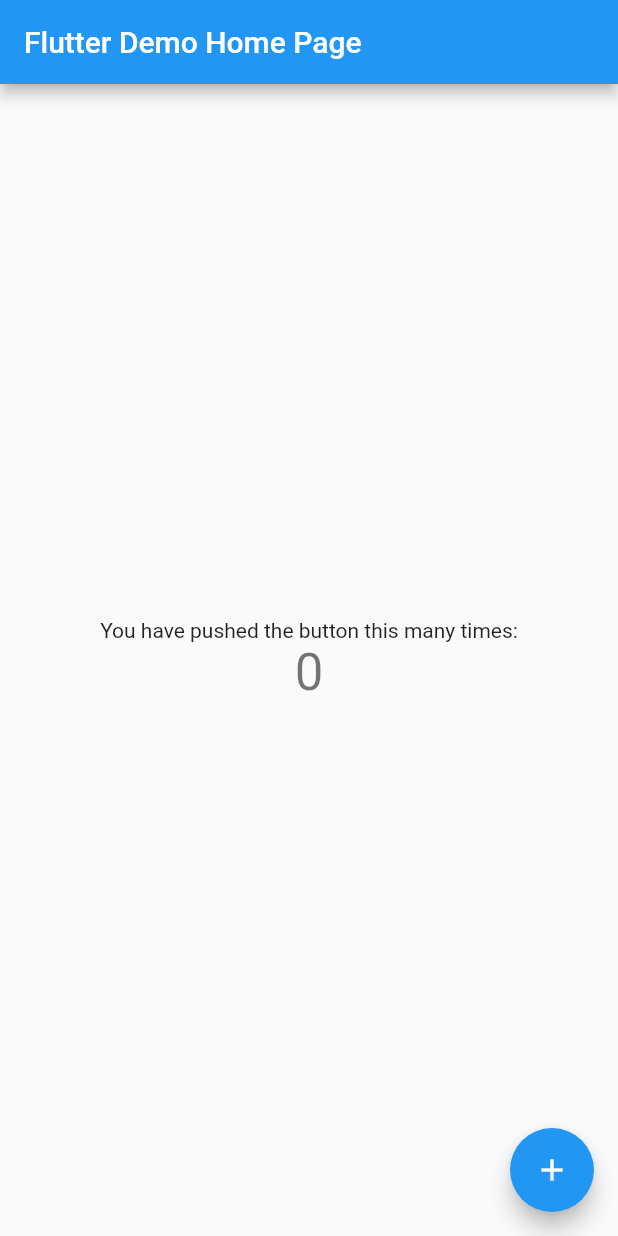
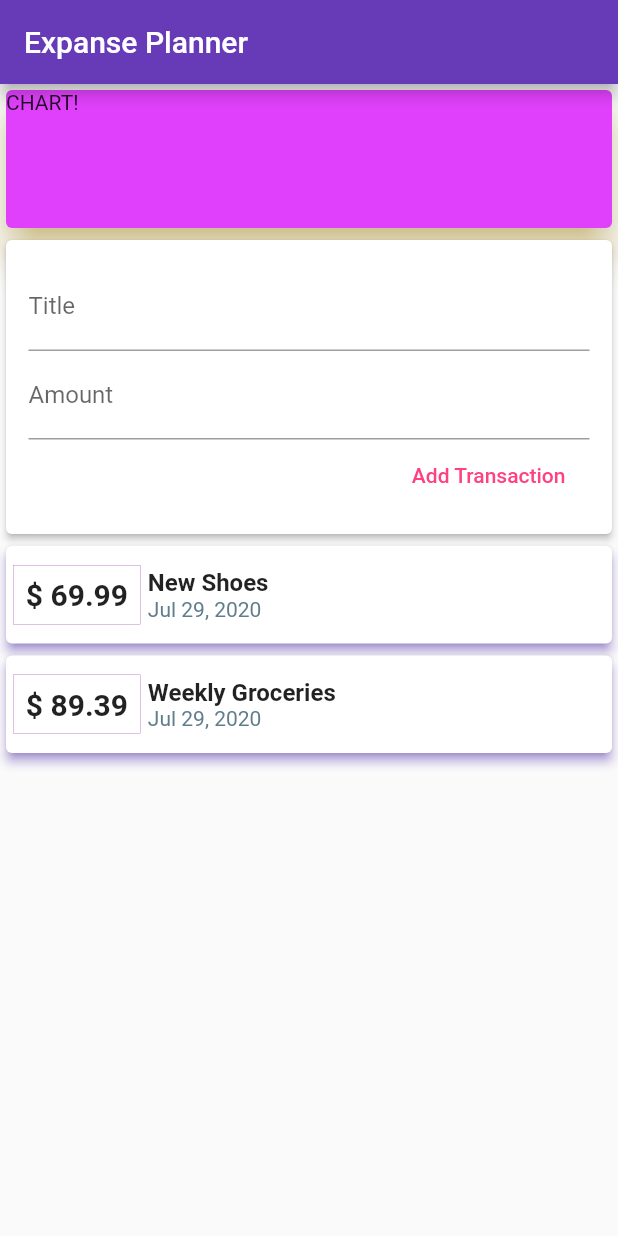
Before and after one commit to y-melo/flutter, a Flutter app: the screen it shows after launch, on a phone screen of 412 x 824 dp. Run offline on Flutter 3.47's test engine with Material 2 defaults, Android fonts, the phone set to English and light mode, and no system bars.

Commit message:
wip - UI improvements.

```diff
--- a/lib/main.dart
+++ b/lib/main.dart
@@ -1,117 +1,15 @@
 import 'package:flutter/material.dart';
+
+import './screens/home.dart';
 
 void main() {
   runApp(MyApp());
 }
 
-class MyApp extends StatelessWidget {
-  // This widget is the root of your application.
-  @override
-  Widget build(BuildContext context) {
-    return MaterialApp(
-      title: 'Flutter Demo',
-      theme: ThemeData(
-        // This is the theme of your application.
-        //
-        // Try running your application with "flutter run". You'll see the
-        // application has a blue toolbar. Then, without quitting the app, try
-        // changing the primarySwatch below to Colors.green and then invoke
-        // "hot reload" (press "r" in the console where you ran "flutter run",
-        // or simply save your changes to "hot reload" in a Flutter IDE).
-        // Notice that the counter didn't reset back to zero; the application
-        // is not restarted.
-        primarySwatch: Colors.blue,
-        // This makes the visual density adapt to the platform that you run
-        // the app on. For desktop platforms, the controls will be smaller and
-        // closer together (more dense) than on mobile platforms.
-        visualDensity: VisualDensity.adaptivePlatformDensity,
-      ),
-      home: MyHomePage(title: 'Flutter Demo Home Page'),
-    );
-  }
-}
-
-class MyHomePage extends StatefulWidget {
-  MyHomePage({Key key, this.title}) : super(key: key);
-
-  // This widget is the home page of your application. It is stateful, meaning
-  // that it has a State object (defined below) that contains fields that affect
-  // how it looks.
-
-  // This class is the configuration for the state. It holds the values (in this
-  // case the title) provided by the parent (in this case the App widget) and
-  // used by the build method of the State. Fields in a Widget subclass are
-  // always marked "final".
-
-  final String title;
-
-  @override
-  _MyHomePageState createState() => _MyHomePageState();
-}
-
-class _MyHomePageState extends State<MyHomePage> {
-  int _counter = 0;
-
-  void _incrementCounter() {
-    setState(() {
-      // This call to setState tells the Flutter framework that something has
-      // changed in this State, which causes it to rerun the build method below
-      // so that the display can reflect the updated values. If we changed
-      // _counter without calling setState(), then the build method would not be
-      // called again, and so nothing would appear to happen.
-      _counter++;
-    });
-  }
-
-  @override
-  Widget build(BuildContext context) {
-    // This method is rerun every time setState is called, for instance as done
-    // by the _incrementCounter method above.
-    //
-    // The Flutter framework has been optimized to make rerunning build methods
-    // fast, so that you can just rebuild anything that needs updating rather
-    // than having to individually change instances of widgets.
-    return Scaffold(
-      appBar: AppBar(
-        // Here we take the value from the MyHomePage object that was created by
-        // the App.build method, and use it to set our appbar title.
-        title: Text(widget.title),
-      ),
-      body: Center(
-        // Center is a layout widget. It takes a single child and positions it
-        // in the middle of the parent.
-        child: Column(
-          // Column is also a layout widget. It takes a list of children and
-          // arranges them vertically. By default, it sizes itself to fit its
-          // children horizontally, and tries to be as tall as its parent.
-          //
-          // Invoke "debug painting" (press "p" in the console, choose the
-          // "Toggle Debug Paint" action from the Flutter Inspector in Android
-          // Studio, or the "Toggle Debug Paint" command in Visual Studio Code)
-          // to see the wireframe for each widget.
-          //
-          // Column has various properties to control how it sizes itself and
-          // how it positions its children. Here we use mainAxisAlignment to
-          // center the children vertically; the main axis here is the vertical
-          // axis because Columns are vertical (the cross axis would be
-          // horizontal).
-          mainAxisAlignment: MainAxisAlignment.center,
-          children: <Widget>[
-            Text(
-              'You have pushed the button this many times:',
-            ),
-            Text(
-              '$_counter',
-              style: Theme.of(context).textTheme.headline4,
-            ),
-          ],
-        ),
-      ),
-      floatingActionButton: FloatingActionButton(
-        onPressed: _incrementCounter,
-        tooltip: 'Increment',
-        child: Icon(Icons.add),
-      ), // This trailing comma makes auto-formatting nicer for build methods.
-    );
-  }
-}
+// class MyApp extends StatelessWidget {
+//   // This widget is the root of your application.
+//   @override
+//   Widget build(BuildContext context) {
+//     return MyApp();
+// }
+// }
--- /dev/null
+++ b/lib/models/transaction.dart
@@ -0,0 +1,15 @@
+import 'package:flutter/foundation.dart';
+
+class Transaction {
+  final String id;
+  final String title;
+  final double amount;
+  final DateTime dateTime;
+
+  Transaction({
+    @required this.id,
+    @required this.title,
+    @required this.amount,
+    @required this.dateTime,
+  });
+}
--- /dev/null
+++ b/lib/screens/home.dart
@@ -0,0 +1,42 @@
+import 'package:expanse_planner/screens/user_transaction.dart';
+import 'package:flutter/cupertino.dart';
+import 'package:flutter/material.dart';
+
+class MyApp extends StatelessWidget {
+  @override
+  Widget build(BuildContext context) {
+    return MaterialApp(
+      title: 'Expense Planner',
+      home: Home(),
+    );
+  }
+}
+
+class Home extends StatelessWidget {
+  @override
+  Widget build(BuildContext context) {
+    return Scaffold(
+      appBar: AppBar(
+        backgroundColor: Colors.deepPurple,
+        title: Text('Expanse Planner'),
+      ),
+      body: Column(
+        mainAxisAlignment: MainAxisAlignment.start,
+        crossAxisAlignment: CrossAxisAlignment.stretch,
+        children: <Widget>[
+          Container(
+            width: double.infinity,
+            height: 100,
+            child: Card(
+              color: Colors.purpleAccent,
+              shadowColor: Colors.amberAccent,
+              elevation: 10,
+              child: Text("CHART!"),
+            ),
+          ),
+          UsersTransactions(),
+        ],
+      ),
+    );
+  }
+}
--- /dev/null
+++ b/lib/screens/new_transaction.dart
@@ -0,0 +1,50 @@
+import 'package:flutter/material.dart';
+
+class NewTransaction extends StatelessWidget {
+  final Function addTx;
+  NewTransaction(this.addTx);
+
+  @override
+  Widget build(BuildContext context) {
+    // var titleInput;
+    // var amountInput;
+    final titleController = TextEditingController();
+    final amountController = TextEditingController();
+
+    return Card(
+      elevation: 2,
+      child: Container(
+        margin: EdgeInsets.all(5),
+        padding: EdgeInsets.all(10),
+        child: Column(
+          crossAxisAlignment: CrossAxisAlignment.end,
+          children: <Widget>[
+            TextField(
+              decoration: InputDecoration(labelText: "Title"),
+              controller: titleController,
+              // onChanged: (str) => titleInput = str
+            ),
+            TextField(
+              decoration: InputDecoration(
+                labelText: "Amount",
+              ),
+              controller: amountController,
+              // onChanged: (str) => amountInput = str
+            ),
+            FlatButton(
+              child: Text("Add Transaction"),
+              textColor: Colors.pinkAccent,
+              onPressed: () {
+                // print("Title: ${titleInput} | Amount: ${amountInput}");
+                print(
+                    "Title: ${titleController.text} | Amount: ${amountController.text}");
+                addTx(
+                    titleController.text, double.parse(amountController.text));
+              },
+            )
+          ],
+        ),
+      ),
+    );
+  }
+}
--- /dev/null
+++ b/lib/screens/transaction_list.dart
@@ -0,0 +1,61 @@
+import 'package:flutter/material.dart';
+import 'package:intl/intl.dart';
+
+import '../models/transaction.dart';
+
+class TransactionList extends StatelessWidget {
+    final List<Transaction> transactions;
+    TransactionList(this.transactions);
+
+  @override
+  Widget build(BuildContext context) {
+    return Column(
+      mainAxisAlignment: MainAxisAlignment.start,
+      crossAxisAlignment: CrossAxisAlignment.stretch,
+      children: transactions.map((transaction) {
+        return Card(
+          shadowColor: Colors.deepPurpleAccent,
+          elevation: 3,
+          child: Row(
+            children: <Widget>[
+              Container(
+                  margin: EdgeInsets.symmetric(vertical: 10, horizontal: 5),
+                  padding: EdgeInsets.all(8),
+                  decoration: BoxDecoration(
+                    border: Border.all(color: Colors.purple, width: 0.2),
+                  ),
+                  child: Text(
+                    '\$ ${transaction.amount}',
+                    style: TextStyle(
+                      fontWeight: FontWeight.bold,
+                      fontSize: 20,
+                    ),
+                  )),
+              Container(
+                margin: EdgeInsets.symmetric(vertical: 15),
+                child: Column(
+                  crossAxisAlignment: CrossAxisAlignment.start,
+                  children: <Widget>[
+                    Container(
+                        child: Text(
+                      transaction.title,
+                      style: TextStyle(
+                        fontWeight: FontWeight.bold,
+                        fontSize: 16,
+                      ),
+                    )),
+                    Container(
+                        child: Text(
+                      DateFormat.yMMMd().format(transaction.dateTime),
+                      style: TextStyle(color: Colors.blueGrey),
+                    )),
+                  ],
+                ),
+              ),
+            ],
+          ),
+        );
+      }).toList(),
+    );
+  }
+}
--- /dev/null
+++ b/lib/screens/user_transaction.dart
@@ -0,0 +1,44 @@
+import 'package:flutter/material.dart';
+
+import './transaction_list.dart';
+import './new_transaction.dart';
+import '../models/transaction.dart';
+
+class UsersTransactions extends StatefulWidget {
+  @override
+  _UsersTransactionsState createState() => _UsersTransactionsState();
+}
+
+class _UsersTransactionsState extends State<UsersTransactions> {
+  final List<Transaction> _userTransactions = [
+    Transaction(
+        id: 't1', title: 'New Shoes', amount: 69.99, dateTime: DateTime.now()),
+    Transaction(
+        id: 't1',
+        title: 'Weekly Groceries',
+        amount: 89.39,
+        dateTime: DateTime.now())
+  ];
+
+  void _addNewTransaction(String title, double amount) {
+    final newTx = Transaction(
+        id: DateTime.now().toString(),
+        title: title,
+        amount: amount,
+        dateTime: DateTime.now());
+
+    setState(() {
+      _userTransactions.add(newTx);
+    });
+  }
+
+  @override
+  Widget build(BuildContext context) {
+    return Column(
+      children: <Widget>[
+        NewTransaction(_addNewTransaction),
+        TransactionList(_userTransactions)
+      ],
+    );
+  }
+}
--- a/pubspec.yaml
+++ b/pubspec.yaml
@@ -23,7 +23,7 @@ environment:
 dependencies:
   flutter:
     sdk: flutter
-
+  intl: ^0.16.1
 
   # The following adds the Cupertino Icons font to your application.
   # Use with the CupertinoIcons class for iOS style icons.
```
Also changed, not shown: pubspec.lock, 1 other file.
